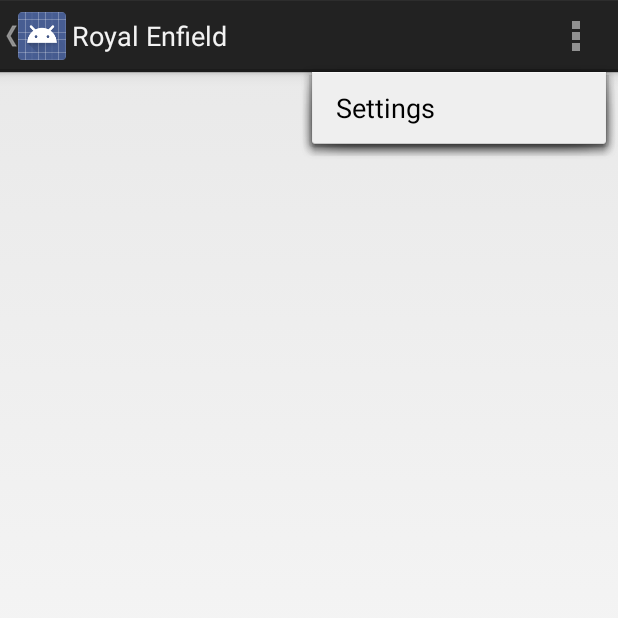
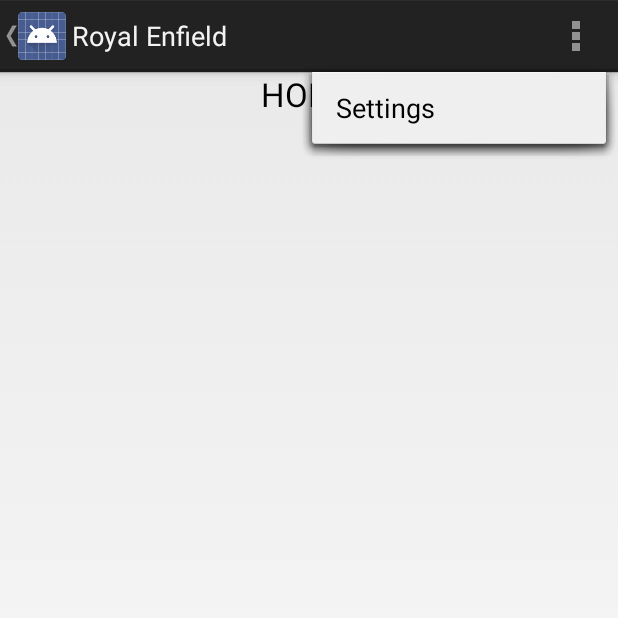
Before and after one commit to sairam1592/RoyalEnfieldFT, an Android app: the screen it shows after launch (NavMainActivity), with the options menu open, on a phone screen of 412 x 824 dp, the top half of it. Run offline under Robolectric (Android 15) with nearby library versions, the phone set to English and light mode, and no system bars; 2 statements that could not run were skipped.

Commit message:
MotorCycleList converted as Fragment
MotorCycleList was initially an activity, now it is converted as a
fragment to pop up on the same navigation page itself. Works like a
charm. :-)

```diff
--- a/app/src/main/AndroidManifest.xml
+++ b/app/src/main/AndroidManifest.xml
@@ -22,10 +22,6 @@
             android:label="@string/app_name"
             android:screenOrientation="portrait"></activity>
         <activity
-            android:name=".BikeList.MotorCycleList"
-            android:label="@string/page_bike"
-            android:screenOrientation="portrait"></activity>
-        <activity
             android:name=".BikeList.BikeViewActivity"
             android:label="@string/page_bike"
             android:screenOrientation="portrait"></activity>
--- a/app/src/main/java/com/example/admin/royalenfield/NavMainActivity.java
+++ b/app/src/main/java/com/example/admin/royalenfield/NavMainActivity.java
@@ -20,6 +20,8 @@
 import android.widget.TextView;
 
 import com.example.admin.royalenfield.BikeList.MotorCycleList;
+import com.example.admin.royalenfield.fragments.AboutFragment;
+import com.example.admin.royalenfield.fragments.HomeFragment;
 
 
 public class NavMainActivity extends Activity
@@ -53,10 +55,26 @@
     @Override
     public void onNavigationDrawerItemSelected(int position) {
         // update the main content by replacing fragments
-        FragmentManager fragmentManager = getFragmentManager();
-        fragmentManager.beginTransaction()
-                .replace(R.id.container, PlaceholderFragment.newInstance(position + 1))
-                .commit();
+        Fragment fragment = null;
+        switch (position) {
+            case 0:
+                fragment = new HomeFragment();
+                break;
+            case 1:
+                fragment = new MotorCycleList();
+                break;
+            case 2:
+                fragment = new AboutFragment();
+                break;
+        }
+
+        if (fragment != null) {
+            FragmentManager fragmentManager = getFragmentManager();
+            fragmentManager.beginTransaction()
+                    .replace(R.id.container, fragment)
+                    .commit();
+        }
+
     }
 
     public void onSectionAttached(int number) {
@@ -66,8 +84,6 @@
                 break;
             case 2:
                 mTitle = getString(R.string.title_section2);
-                Intent i = new Intent(NavMainActivity.this, MotorCycleList.class);
-                startActivity(i);
                 break;
             case 3:
                 mTitle = getString(R.string.title_section3);
--- /dev/null
+++ b/app/src/main/java/com/example/admin/royalenfield/fragments/HomeFragment.java
@@ -0,0 +1,26 @@
+package com.example.admin.royalenfield.fragments;
+
+/**
+ * Created by arun on 10/20/2015.
+ */
+import android.app.Fragment;
+import android.os.Bundle;
+import android.view.LayoutInflater;
+import android.view.View;
+import android.view.ViewGroup;
+
+import com.example.admin.royalenfield.R;
+
+public class HomeFragment extends Fragment {
+
+    public HomeFragment(){}
+
+    @Override
+    public View onCreateView(LayoutInflater inflater, ViewGroup container,
+                             Bundle savedInstanceState) {
+
+        View rootView = inflater.inflate(R.layout.fragment_home, container, false);
+
+        return rootView;
+    }
+}
--- /dev/null
+++ b/app/src/main/res/layout/fragment_home.xml
@@ -0,0 +1,13 @@
+<?xml version="1.0" encoding="utf-8"?>
+<LinearLayout xmlns:android="http://schemas.android.com/apk/res/android"
+    android:orientation="vertical" android:layout_width="match_parent"
+    android:layout_height="match_parent">
+
+    <TextView
+        android:layout_width="wrap_content"
+        android:layout_height="wrap_content"
+        android:textAppearance="?android:attr/textAppearanceLarge"
+        android:text="HOME"
+        android:id="@+id/textView"
+        android:layout_gravity="center_horizontal" />
+</LinearLayout>
```
Also changed, not shown: app/src/main/java/com/example/admin/royalenfield/BikeList/MotorCycleList.java (+38 -4 lines), app/src/main/java/com/example/admin/royalenfield/fragments/AboutFragment.java (added, +26 -0 lines), app/src/main/res/layout/fragment_about.xml (added, +13 -0 lines), 1 other file.
